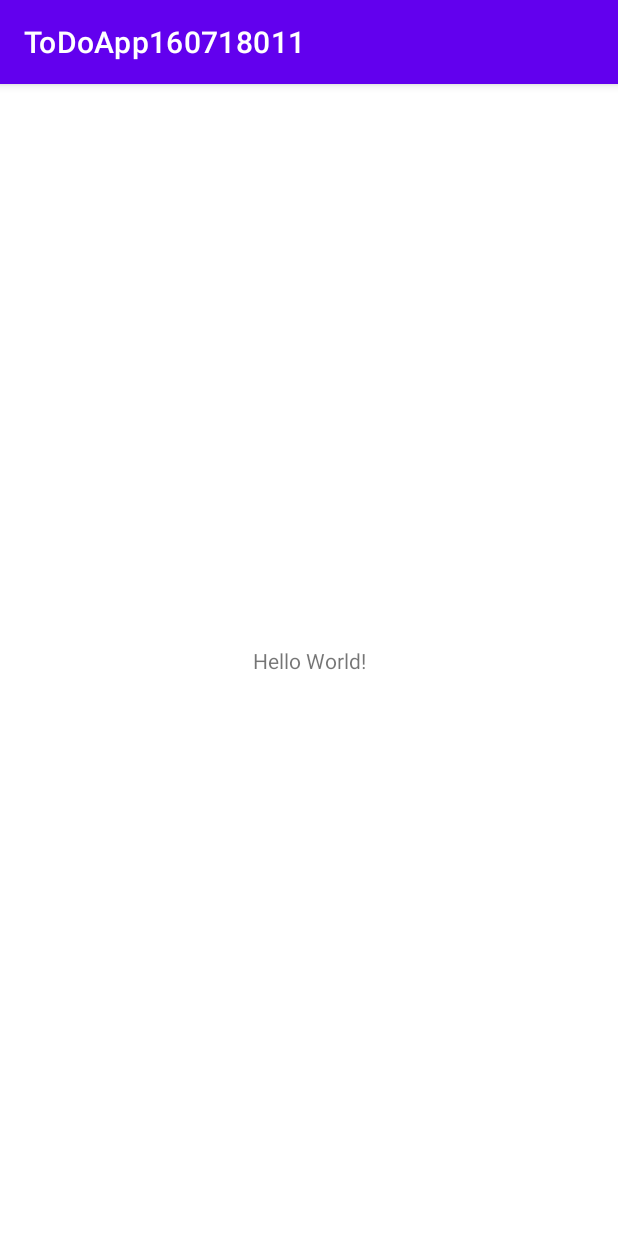
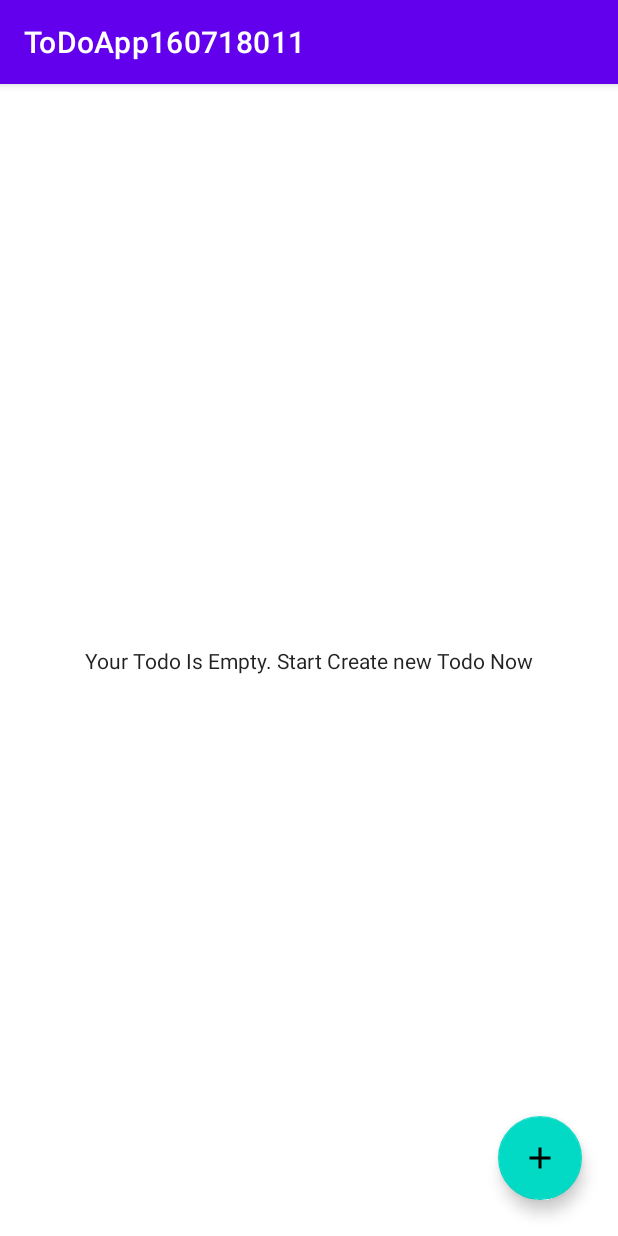
Before and after one commit to fatbear2010/ToDoApp160718011, an Android app: the screen it shows after launch (MainActivity), on a phone screen of 412 x 824 dp. Run offline under Robolectric (Android 15) with nearby library versions, the phone set to English and light mode, and no system bars; our stand-ins replace Room's generated code.

Commit message:
22/04/21

```diff
--- a/app/src/main/AndroidManifest.xml
+++ b/app/src/main/AndroidManifest.xml
@@ -9,7 +9,7 @@
         android:roundIcon="@mipmap/ic_launcher_round"
         android:supportsRtl="true"
         android:theme="@style/Theme.ToDoApp160718011">
-        <activity android:name=".MainActivity">
+        <activity android:name=".view.MainActivity">
             <intent-filter>
                 <action android:name="android.intent.action.MAIN" />
 
--- /dev/null
+++ b/app/src/main/java/com/stefsk/todoapp160718011/model/TodoDao.kt
@@ -0,0 +1,18 @@
+package com.stefsk.todoapp160718011.model
+
+import androidx.room.*
+
+@Dao // delarasi interface adalah dao
+interface TodoDao {
+    @Insert(onConflict = OnConflictStrategy.REPLACE) // jika conflik maka yg lama di replace
+    suspend fun insertAll(vararg todo:Todo) // vararg atrinya parameter bisa lebih dari 1 to do //suspend berrti bisa di pause
+
+    @Query("SELECT * FROM todo")
+    suspend fun selectAllTodo(): List<Todo>
+
+    @Query("SELECT * FROM todo WHERE uuid = :id")
+    suspend fun selectTodo(id:Int):Todo
+
+    @Delete
+    suspend fun deleteTodo(todo: Todo)
+}
--- /dev/null
+++ b/app/src/main/java/com/stefsk/todoapp160718011/model/TodoDatabase.kt
@@ -0,0 +1,34 @@
+package com.stefsk.todoapp160718011.model
+
+import android.content.Context
+import androidx.room.Database
+import androidx.room.Room
+import androidx.room.RoomDatabase
+import java.security.AccessControlContext
+
+@Database(entities = arrayOf(Todo::class),version = 1)
+abstract class TodoDatabase:RoomDatabase() {
+    abstract fun todoDao(): TodoDao
+
+    companion object{
+        @Volatile private var instance:TodoDatabase ?=null
+        private var LOCK = Any()
+
+        private fun buildDatabase(context: Context) =
+            Room.databaseBuilder(
+                context.applicationContext ,
+                TodoDatabase::class.java,
+                "newtododb").build()
+
+        operator fun invoke(context: Context){
+            if(instance!=null)
+            {
+                synchronized(LOCK){
+                    instance ?: buildDatabase(context).also {
+                        instance = it
+                    }
+                }
+            }
+        }
+    }
+}
--- /dev/null
+++ b/app/src/main/java/com/stefsk/todoapp160718011/vieModel/ListToDoViewModel.kt
@@ -0,0 +1,48 @@
+package com.stefsk.todoapp160718011.vieModel
+
+import android.app.Application
+import androidx.lifecycle.AndroidViewModel
+import androidx.lifecycle.MutableLiveData
+import androidx.room.Room
+import com.stefsk.todoapp160718011.model.Todo
+import com.stefsk.todoapp160718011.model.TodoDatabase
+import kotlinx.coroutines.CoroutineScope
+import kotlinx.coroutines.Dispatchers
+import kotlinx.coroutines.Job
+import kotlinx.coroutines.launch
+import kotlin.coroutines.CoroutineContext
+
+class ListToDoViewModel (application: Application) :AndroidViewModel(application), CoroutineScope{
+    val todoLD = MutableLiveData<List<Todo>>()
+    val todoLoadErrorLD = MutableLiveData<Boolean>()
+    val loadingLD = MutableLiveData<Boolean>()
+
+    private var job = Job()
+
+    override val coroutineContext: CoroutineContext
+        get() = job + Dispatchers.Main
+
+    fun refresh()
+    {
+        loadingLD.value = false
+        todoLoadErrorLD.value = false
+        launch {
+            val db = Room.databaseBuilder(
+                getApplication(),
+                TodoDatabase::class.java , "newtododb").build()
+        }
+    }
+
+
+    fun cleartask(todo:Todo){
+        launch { //apapun yg di lauch nanti jadi thread yg berbeda tapi punya akses ke UI
+            var db = Room.databaseBuilder(
+                getApplication(),
+                TodoDatabase::class.java, "newtododb"
+            ).build()
+            db.todoDao().deleteTodo(todo)
+
+            todoLD.value = db.todoDao().selectAllTodo()
+        }
+    }
+}
--- a/app/src/main/java/com/stefsk/todoapp160718011/MainActivity.kt
+++ b/app/src/main/java/com/stefsk/todoapp160718011/view/MainActivity.kt
@@ -1,9 +1,10 @@
- package com.stefsk.todoapp160718011
+ package com.stefsk.todoapp160718011.view
 
 import androidx.appcompat.app.AppCompatActivity
 import android.os.Bundle
+import com.stefsk.todoapp160718011.R
 
-class MainActivity : AppCompatActivity() {
+ class MainActivity : AppCompatActivity() {
     override fun onCreate(savedInstanceState: Bundle?) {
         super.onCreate(savedInstanceState)
         setContentView(R.layout.activity_main)
--- /dev/null
+++ b/app/src/main/java/com/stefsk/todoapp160718011/view/TodoListFragment.kt
@@ -0,0 +1,67 @@
+package com.stefsk.todoapp160718011.view
+
+import android.os.Bundle
+import android.util.Log
+import androidx.fragment.app.Fragment
+import android.view.LayoutInflater
+import android.view.View
+import android.view.ViewGroup
+import androidx.lifecycle.AndroidViewModel
+import androidx.lifecycle.Observer
+import androidx.lifecycle.ViewModelProvider
+import androidx.navigation.Navigation
+import androidx.recyclerview.widget.LinearLayoutManager
+import com.stefsk.todoapp160718011.R
+import com.stefsk.todoapp160718011.model.Todo
+import com.stefsk.todoapp160718011.vieModel.ListToDoViewModel
+import kotlinx.android.synthetic.main.fragment_todo_list.*
+
+
+class TodoListFragment : Fragment() {
+    private lateinit var viewModel: ListToDoViewModel
+    private val todoListAdapter = ToDoListAdapter(arrayListOf(),{ item -> doClick(item) })
+
+    fun doClick(item:Any) {
+        viewModel.cleartask(item as Todo)
+    }
+
+    override fun onCreateView(
+        inflater: LayoutInflater, container: ViewGroup?,
+        savedInstanceState: Bundle?
+    ): View? {
+        // Inflate the layout for this fragment
+        return inflater.inflate(R.layout.fragment_todo_list, container, false)
+    }
+
+    override fun onViewCreated(view: View, savedInstanceState: Bundle?) {
+        super.onViewCreated(view, savedInstanceState)
+
+        viewModel = ViewModelProvider(this).get(ListToDoViewModel::class.java)
+        viewModel.refresh()
+
+        recViewTodo.layoutManager = LinearLayoutManager(context)
+        recViewTodo.adapter = todoListAdapter
+
+        fabAddTodo.setOnClickListener {
+            val action = TodoListFragmentDirections.actionCreateTodo()
+            Navigation.findNavController(it).navigate(action)
+        }
+
+        observeViewModel()
+
+    }
+
+    private fun observeViewModel() {
+        viewModel.todoLD.observe(viewLifecycleOwner, Observer {
+            viewModel.todoLD.observe(viewLifecycleOwner, Observer {
+                todoListAdapter.updateTodoList(it)
+                if(it.isEmpty()) {
+                    txtEmpty.visibility = View.VISIBLE
+                } else {
+                    txtEmpty.visibility = View.GONE
+                }
+            })
+
+        })
+    }
+}
--- /dev/null
+++ b/app/src/main/res/drawable/ic_baseline_add_24.xml
@@ -0,0 +1,10 @@
+<vector xmlns:android="http://schemas.android.com/apk/res/android"
+    android:width="24dp"
+    android:height="24dp"
+    android:viewportWidth="24"
+    android:viewportHeight="24"
+    android:tint="?attr/colorControlNormal">
+  <path
+      android:fillColor="@android:color/white"
+      android:pathData="M19,13h-6v6h-2v-6H5v-2h6V5h2v6h6v2z"/>
+</vector>
--- a/app/src/main/res/layout/activity_main.xml
+++ b/app/src/main/res/layout/activity_main.xml
@@ -4,15 +4,17 @@
     xmlns:tools="http://schemas.android.com/tools"
     android:layout_width="match_parent"
     android:layout_height="match_parent"
-    tools:context=".MainActivity">
+    tools:context=".view.MainActivity">
 
-    <TextView
-        android:layout_width="wrap_content"
-        android:layout_height="wrap_content"
-        android:text="Hello World!"
+    <fragment
+        android:id="@+id/fragment2"
+        android:name="androidx.navigation.fragment.NavHostFragment"
+        android:layout_width="match_parent"
+        android:layout_height="match_parent"
+        app:defaultNavHost="true"
         app:layout_constraintBottom_toBottomOf="parent"
-        app:layout_constraintLeft_toLeftOf="parent"
-        app:layout_constraintRight_toRightOf="parent"
-        app:layout_constraintTop_toTopOf="parent" />
-
+        app:layout_constraintEnd_toEndOf="parent"
+        app:layout_constraintStart_toStartOf="parent"
+        app:layout_constraintTop_toTopOf="parent"
+        app:navGraph="@navigation/navigation_main" />
 </androidx.constraintlayout.widget.ConstraintLayout>
--- /dev/null
+++ b/app/src/main/res/layout/fragment_todo_list.xml
@@ -0,0 +1,44 @@
+<?xml version="1.0" encoding="utf-8"?>
+<FrameLayout xmlns:android="http://schemas.android.com/apk/res/android"
+    xmlns:app="http://schemas.android.com/apk/res-auto"
+    xmlns:tools="http://schemas.android.com/tools"
+    android:layout_width="match_parent"
+    android:layout_height="match_parent"
+    tools:context=".view.TodoListFragment">
+
+    <androidx.constraintlayout.widget.ConstraintLayout
+        android:layout_width="match_parent"
+        android:layout_height="match_parent">
+
+        <androidx.recyclerview.widget.RecyclerView
+            android:id="@+id/recViewTodo"
+            android:layout_width="match_parent"
+            android:layout_height="match_parent"
+            app:layout_constraintBottom_toBottomOf="parent"
+            app:layout_constraintEnd_toEndOf="parent"
+            app:layout_constraintStart_toStartOf="parent"
+            app:layout_constraintTop_toTopOf="parent" />
+
+        <com.google.android.material.floatingactionbutton.FloatingActionButton
+            android:id="@+id/fabAddTodo"
+            android:layout_width="wrap_content"
+            android:layout_height="wrap_content"
+            android:layout_marginEnd="24dp"
+            android:layout_marginBottom="24dp"
+            android:clickable="true"
+            android:src="@drawable/ic_baseline_add_24"
+            app:layout_constraintBottom_toBottomOf="parent"
+            app:layout_constraintEnd_toEndOf="parent" />
+
+        <TextView
+            android:id="@+id/txtEmpty"
+            style="@style/TextAppearance.AppCompat.Body1"
+            android:layout_width="wrap_content"
+            android:layout_height="wrap_content"
+            android:text="@string/your_todo_is_empty_start_create_new_todo_now"
+            app:layout_constraintBottom_toBottomOf="parent"
+            app:layout_constraintEnd_toEndOf="parent"
+            app:layout_constraintStart_toStartOf="parent"
+            app:layout_constraintTop_toTopOf="parent" />
+    </androidx.constraintlayout.widget.ConstraintLayout>
+</FrameLayout>
--- /dev/null
+++ b/app/src/main/res/navigation/navigation_main.xml
@@ -0,0 +1,24 @@
+<?xml version="1.0" encoding="utf-8"?>
+<navigation xmlns:android="http://schemas.android.com/apk/res/android"
+    xmlns:app="http://schemas.android.com/apk/res-auto"
+    xmlns:tools="http://schemas.android.com/tools"
+    android:id="@+id/navigation_main"
+    app:startDestination="@id/todoListFragment">
+
+    <fragment
+        android:id="@+id/createTodoFragment"
+        android:name="com.stefsk.todoapp160718011.view.CreateTodoFragment"
+        android:label="fragment_create_todo"
+        tools:layout="@layout/fragment_create_todo" />
+    <fragment
+        android:id="@+id/todoListFragment"
+        android:name="com.stefsk.todoapp160718011.view.TodoListFragment"
+        android:label="fragment_todo_list"
+        tools:layout="@layout/fragment_todo_list" >
+        <action
+            android:id="@+id/actionCreateTodo"
+            app:destination="@id/createTodoFragment"
+            app:enterAnim="@android:anim/fade_in"
+            app:exitAnim="@android:anim/fade_out" />
+    </fragment>
+</navigation>
--- a/app/src/main/res/values/strings.xml
+++ b/app/src/main/res/values/strings.xml
@@ -1,3 +1,6 @@
 <resources>
     <string name="app_name">ToDoApp160718011</string>
+    <!-- TODO: Remove or change this placeholder text -->
+    <string name="hello_blank_fragment">Hello blank fragment</string>
+    <string name="your_todo_is_empty_start_create_new_todo_now">Your Todo Is Empty. Start Create new Todo Now</string>
 </resources>
--- a/build.gradle
+++ b/build.gradle
@@ -8,7 +8,8 @@ buildscript {
     dependencies {
         classpath "com.android.tools.build:gradle:4.1.3"
         classpath "org.jetbrains.kotlin:kotlin-gradle-plugin:$kotlin_version"
-
+        def nav_version = "2.3.3"
+        classpath"androidx.navigation:navigation-safe-args-gradle-plugin:$nav_version"
         // NOTE: Do not place your application dependencies here; they belong
         // in the individual module build.gradle files
     }
```
Also changed, not shown: app/build.gradle (+13 -1 lines), app/src/main/java/com/stefsk/todoapp160718011/model/Model.kt (added, +17 -0 lines), app/src/main/java/com/stefsk/todoapp160718011/vieModel/DetailToDoListViewModel.kt (added, +28 -0 lines), app/src/main/java/com/stefsk/todoapp160718011/view/CreateTodoFragment.kt (added, +40 -0 lines), app/src/main/java/com/stefsk/todoapp160718011/view/ToDoListAdapter.kt (added, +40 -0 lines), app/src/main/res/drawable/ic_baseline_edit_24.xml (added, +10 -0 lines), app/src/main/res/layout/fragment_create_todo.xml (added, +78 -0 lines), app/src/main/res/layout/todo_item_layout.xml (added, +28 -0 lines).
